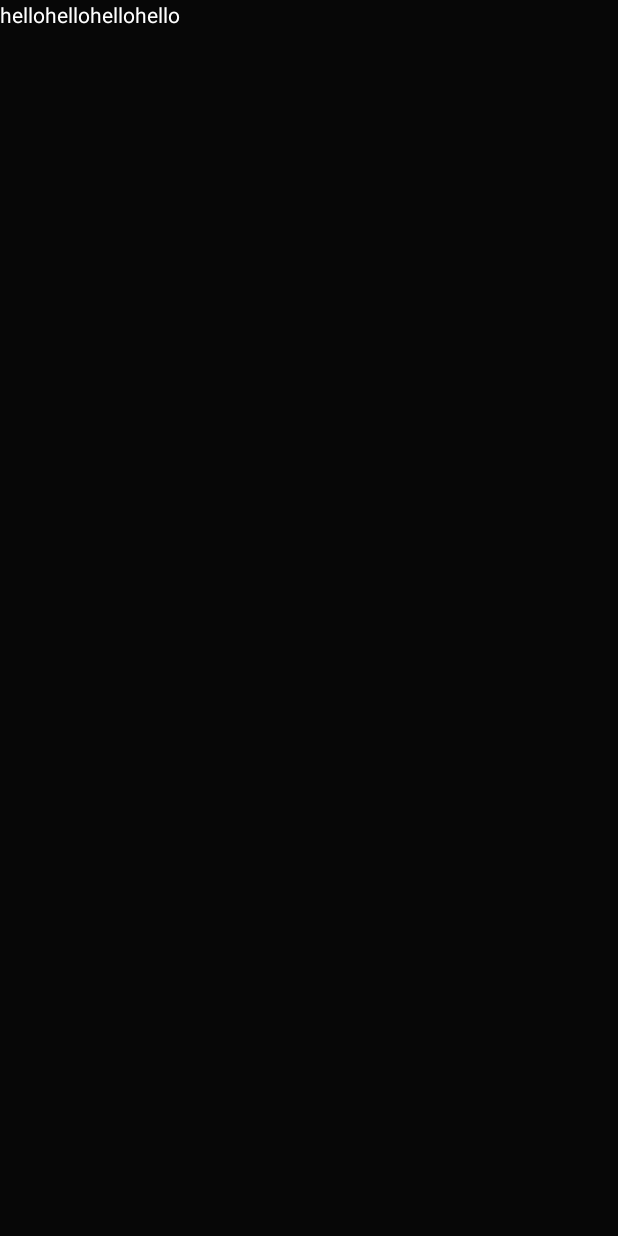
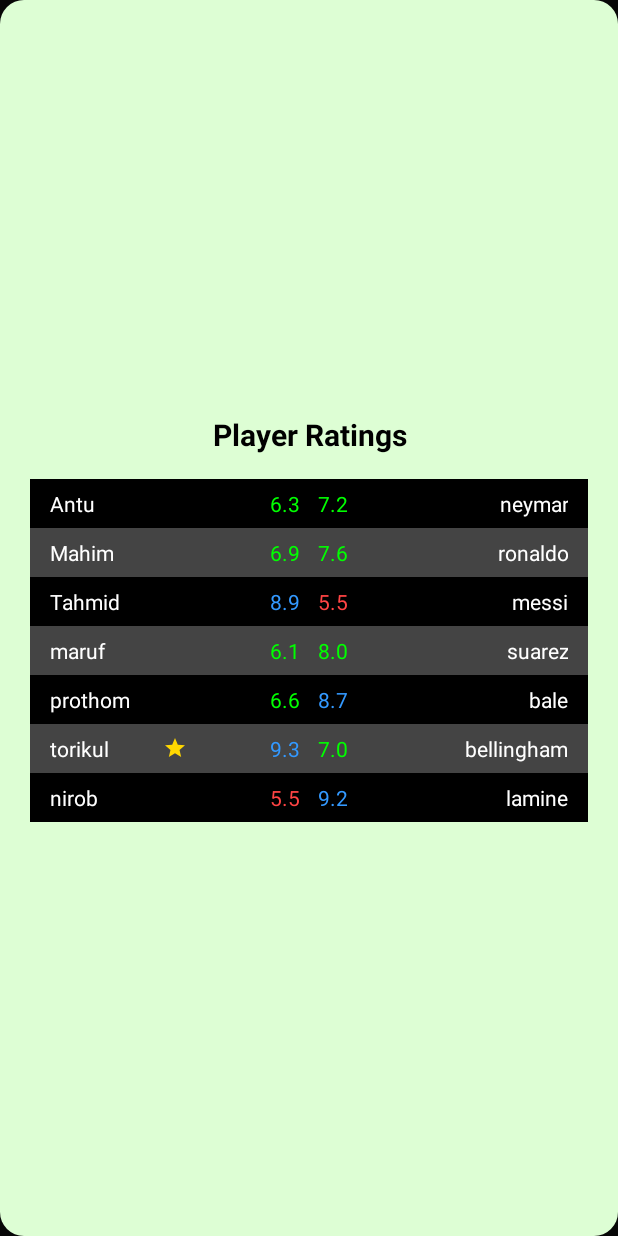
Before and after one commit to Mahim021/FootyFlick, an Android app: the player_stat screen opened directly, with no data from a screen before it, on a phone screen of 412 x 824 dp. Before the commit the screen is almost empty. Run offline under Robolectric (Android 15) with nearby library versions, the phone set to English and light mode, and no system bars.

Commit message:
player_stat finished

```diff
--- a/app/src/main/java/com/example/footyflick/match_finished.java
+++ b/app/src/main/java/com/example/footyflick/match_finished.java
@@ -2,13 +2,18 @@ package com.example.footyflick;
 
 import android.animation.AnimatorSet;
 import android.animation.ObjectAnimator;
+import android.content.Intent;
 import android.os.Bundle;
 import android.util.DisplayMetrics;
+import android.view.View;
 import android.view.animation.AccelerateDecelerateInterpolator;
+import android.widget.Button;
 import android.widget.FrameLayout;
 import android.widget.LinearLayout;
 
 import androidx.appcompat.app.AppCompatActivity;
+
+import com.google.android.material.button.MaterialButton;
 
 public class match_finished extends AppCompatActivity {
 
@@ -16,5 +21,11 @@ public class match_finished extends AppCompatActivity {
     protected void onCreate(Bundle savedInstanceState) {
         super.onCreate(savedInstanceState);
         setContentView(R.layout.match_finished);
+
+        MaterialButton playerStatButton = findViewById(R.id.player_stat_button);
+        playerStatButton.setOnClickListener(v -> {
+            Intent intent = new Intent(match_finished.this, player_stat.class);
+            startActivity(intent);
+        });
     }
 }
--- a/app/src/main/java/com/example/footyflick/player_stat.java
+++ b/app/src/main/java/com/example/footyflick/player_stat.java
@@ -1,24 +1,177 @@
 package com.example.footyflick;
 
+import android.graphics.Color;
 import android.os.Bundle;
+import android.view.Gravity;
+import android.view.View;
+import android.widget.ImageView;
+import android.widget.LinearLayout;
+import android.widget.TextView;
 
-import androidx.activity.EdgeToEdge;
 import androidx.appcompat.app.AppCompatActivity;
-import androidx.core.graphics.Insets;
-import androidx.core.view.ViewCompat;
-import androidx.core.view.WindowInsetsCompat;
+
+import java.util.ArrayList;
+import java.util.HashMap;
 
 public class player_stat extends AppCompatActivity {
+
+    private HashMap<String, Float> ratingMap = new HashMap<>();
+    private float highestRating = 0.0f;
+    private boolean highestRatedIsFromTeamA = true;
 
     @Override
     protected void onCreate(Bundle savedInstanceState) {
         super.onCreate(savedInstanceState);
-        EdgeToEdge.enable(this);
         setContentView(R.layout.player_stat);
-        ViewCompat.setOnApplyWindowInsetsListener(findViewById(R.id.main), (v, insets) -> {
-            Insets systemBars = insets.getInsets(WindowInsetsCompat.Type.systemBars());
-            v.setPadding(systemBars.left, systemBars.top, systemBars.right, systemBars.bottom);
-            return insets;
-        });
+
+        LinearLayout container = findViewById(R.id.player_rating_container);
+
+        ArrayList<String> teamA = playerstore.teamAPlayers;
+        ArrayList<String> teamB = playerstore.teamBPlayers;
+
+        // Step 1: Calculate ratings and determine highest
+        for (String player : teamA) {
+            float rating = getSampleRating(player); // Replace with calculateRating()
+            ratingMap.put(player, rating);
+            if (rating > highestRating) {
+                highestRating = rating;
+                highestRatedIsFromTeamA = true;
+            }
+        }
+
+        for (String player : teamB) {
+            float rating = getSampleRating(player); // Replace with calculateRating()
+            ratingMap.put(player, rating);
+            if (rating > highestRating) {
+                highestRating = rating;
+                highestRatedIsFromTeamA = false;
+            }
+        }
+
+        int maxPlayers = Math.max(teamA.size(), teamB.size());
+
+        for (int i = 0; i < maxPlayers; i++) {
+            LinearLayout row = new LinearLayout(this);
+            row.setOrientation(LinearLayout.HORIZONTAL);
+            row.setPadding(20, 10, 20, 10);
+            row.setBaselineAligned(false);
+
+            // Alternate row background for readability
+            if (i % 2 == 0) {
+                row.setBackgroundColor(Color.BLACK);
+            } else {
+                row.setBackgroundColor(Color.DKGRAY);
+            }
+
+            // Common layout params for flexible items
+            LinearLayout.LayoutParams itemParams = new LinearLayout.LayoutParams(0, LinearLayout.LayoutParams.WRAP_CONTENT, 1);
+            itemParams.gravity = Gravity.CENTER_VERTICAL;
+
+            // ---------- TEAM A ----------
+            String nameA = i < teamA.size() ? teamA.get(i) : "";
+            float ratingA = ratingMap.getOrDefault(nameA, 0f);
+            boolean showStarA = (ratingA == highestRating && highestRatedIsFromTeamA);
+
+            // Name A
+            TextView nameAView = new TextView(this);
+            nameAView.setLayoutParams(itemParams);
+            nameAView.setText(nameA);
+            nameAView.setTextColor(getResources().getColor(R.color.white));
+            nameAView.setGravity(Gravity.START | Gravity.CENTER_VERTICAL);
+
+            // Star A
+            ImageView starA = new ImageView(this);
+            LinearLayout.LayoutParams starParamsA = new LinearLayout.LayoutParams(dpToPx(16), dpToPx(16));
+            starParamsA.setMargins(dpToPx(4), 0, dpToPx(4), 0);
+            starParamsA.gravity = Gravity.CENTER_VERTICAL;
+            starA.setLayoutParams(starParamsA);
+            starA.setImageResource(showStarA ? R.drawable.ic_star : android.R.color.transparent);
+
+            // Rating A
+            TextView ratingAView = new TextView(this);
+            ratingAView.setLayoutParams(itemParams);
+            ratingAView.setText(String.format("%.1f", ratingA));
+            ratingAView.setTextColor(getRatingColor(ratingA));
+            ratingAView.setGravity(Gravity.END | Gravity.CENTER_VERTICAL);
+
+            // ---------- SPACER ----------
+            View spacer = new View(this);
+            LinearLayout.LayoutParams spacerParams = new LinearLayout.LayoutParams(dpToPx(12), LinearLayout.LayoutParams.MATCH_PARENT);
+            spacer.setLayoutParams(spacerParams);
+
+            // ---------- TEAM B ----------
+            String nameB = i < teamB.size() ? teamB.get(i) : "";
+            float ratingB = ratingMap.getOrDefault(nameB, 0f);
+            boolean showStarB = (ratingB == highestRating && !highestRatedIsFromTeamA);
+
+            // Rating B
+            TextView ratingBView = new TextView(this);
+            ratingBView.setLayoutParams(itemParams);
+            ratingBView.setText(String.format("%.1f", ratingB));
+            ratingBView.setTextColor(getRatingColor(ratingB));
+            ratingBView.setGravity(Gravity.START | Gravity.CENTER_VERTICAL);
+
+            // Star B
+            ImageView starB = new ImageView(this);
+            LinearLayout.LayoutParams starParamsB = new LinearLayout.LayoutParams(dpToPx(16), dpToPx(16));
+            starParamsB.setMargins(dpToPx(4), 0, dpToPx(4), 0);
+            starParamsB.gravity = Gravity.CENTER_VERTICAL;
+            starB.setLayoutParams(starParamsB);
+            starB.setImageResource(showStarB ? R.drawable.ic_star : android.R.color.transparent);
+
+            // Name B
+            TextView nameBView = new TextView(this);
+            nameBView.setLayoutParams(itemParams);
+            nameBView.setText(nameB);
+            nameBView.setTextColor(getResources().getColor(R.color.white));
+            nameBView.setGravity(Gravity.END | Gravity.CENTER_VERTICAL);
+
+            // Add views to row
+            row.addView(nameAView);
+            row.addView(starA);
+            row.addView(ratingAView);
+            row.addView(spacer);
+            row.addView(ratingBView);
+            row.addView(starB);
+            row.addView(nameBView);
+
+            container.addView(row);
+        }
     }
+
+    // Sample rating (replace with real stat logic)
+    private float getSampleRating(String playerName) {
+        return (float) (Math.random() * 5 + 5); // 5.0 to 10.0
+    }
+
+    // Convert dp to px
+    private int dpToPx(int dp) {
+        float density = getResources().getDisplayMetrics().density;
+        return Math.round(dp * density);
+    }
+
+    // Color based on rating value
+    private int getRatingColor(float rating) {
+        if (rating >= 5.0f && rating <= 6.0f) {
+            return Color.parseColor("#FF4444"); // Bright red
+        } else if (rating > 6.0f && rating <= 8.5f) {
+            return Color.parseColor("#00FF00"); // Bright green
+        } else if (rating > 8.5f && rating <= 10.0f) {
+            return Color.parseColor("#3399FF"); // Bright blue
+        } else {
+            return Color.WHITE;
+        }
+    }
+
+    // Real logic (placeholder)
+    /*
+    private float calculateRating(String playerName) {
+        int goals = getGoals(playerName);
+        int assists = getAssists(playerName);
+        int shots = getShots(playerName);
+
+        float rating = goals * 2.0f + assists * 1.5f + shots * 0.5f;
+        return Math.min(10.0f, rating);
+    }
+    */
 }
--- /dev/null
+++ b/app/src/main/java/com/example/footyflick/playerstore.java
@@ -0,0 +1,9 @@
+package com.example.footyflick;
+
+import java.util.ArrayList;
+import java.util.Arrays;
+
+public class playerstore {
+    public static ArrayList<String> teamAPlayers = new ArrayList<>(Arrays.asList("Antu", "Mahim", "Tahmid", "maruf", "prothom", "torikul", "nirob"));
+    public static ArrayList<String> teamBPlayers = new ArrayList<>(Arrays.asList("neymar", "ronaldo", "messi", "suarez","bale","bellingham", "lamine"));
+}
--- a/app/src/main/java/com/example/footyflick/running_match_controller.java
+++ b/app/src/main/java/com/example/footyflick/running_match_controller.java
@@ -13,23 +13,19 @@ import android.widget.Spinner;
 import android.widget.TextView;
 import android.widget.Toast;
 
-import androidx.annotation.NonNull;
-import androidx.annotation.Nullable;
 import androidx.appcompat.app.AlertDialog;
 import androidx.appcompat.app.AppCompatActivity;
-import androidx.fragment.app.FragmentTransaction;
 
 import com.google.android.material.button.MaterialButton;
-
 
 public class running_match_controller extends AppCompatActivity {
 
     @Override
     protected void onCreate(Bundle savedInstanceState) {
         super.onCreate(savedInstanceState);
-        setContentView(R.layout.running_match); //  links the controller to XML
+        setContentView(R.layout.running_match);
 
-        MaterialButton nextEventBtn = findViewById(R.id.Next_Event_button); // your button ID
+        MaterialButton nextEventBtn = findViewById(R.id.Next_Event_button);
 
         nextEventBtn.setOnClickListener(v -> {
             View eventView = LayoutInflater.from(this).inflate(R.layout.popup_event_select, null);
@@ -40,7 +36,7 @@ public class running_match_controller extends AppCompatActivity {
             Spinner teamSpinner = eventView.findViewById(R.id.team_spinner);
             Button continueButton = eventView.findViewById(R.id.continue_button);
 
-            String[] events = {"Goal", "Shot on Target","offside","Save", "Foul", "Yellow Card", "Red Card"};
+            String[] events = {"Goal", "Shot on Target", "Offside", "Save", "Foul", "Yellow Card", "Red Card"};
             String[] teams = {"Team A", "Team B"};
 
             eventSpinner.setAdapter(new ArrayAdapter<>(this, android.R.layout.simple_spinner_dropdown_item, events));
@@ -51,7 +47,6 @@ public class running_match_controller extends AppCompatActivity {
                 String selectedTeam = teamSpinner.getSelectedItem().toString();
                 eventDialog.dismiss();
 
-                // Step 2: Open player selection
                 openPlayerPopup(selectedTeam, selectedEvent);
             });
         });
@@ -60,37 +55,20 @@ public class running_match_controller extends AppCompatActivity {
         Animation rotation = AnimationUtils.loadAnimation(this, R.anim.running_match_ball);
         rotatingBall.startAnimation(rotation);
 
-//        // EDITED START: Added onClick listener for end_match_button to open SingleHomePageFragment
-//        Button endMatchBtn = findViewById(R.id.end_match_button);
-//        endMatchBtn.setOnClickListener(v -> {
-//            // Open SingleHomePageFragment
-//            SingleHomePageFragment fragment = new SingleHomePageFragment();
-//            FragmentTransaction transaction = getSupportFragmentManager().beginTransaction();
-//            transaction.replace(android.R.id.content, fragment);  // replace current view with fragment
-//            transaction.addToBackStack(null); // optional: allow back navigation
-//            transaction.commit();
-//        });
-        // EDITED END
-
-
-
-        //this part comes when the end match button is pressed
-
         Button endMatchButton = findViewById(R.id.end_match_button);
         TextView team1ScoreView = findViewById(R.id.running_match_team_1_score);
         TextView team2ScoreView = findViewById(R.id.running_match_team_2_score);
 
-// Get the score values as integers
-        int scoreA = Integer.parseInt(team1ScoreView.getText().toString());
-        int scoreB = Integer.parseInt(team2ScoreView.getText().toString());
+        endMatchButton.setOnClickListener(v -> {
+            int scoreA = Integer.parseInt(team1ScoreView.getText().toString());
+            int scoreB = Integer.parseInt(team2ScoreView.getText().toString());
 
-        endMatchButton.setOnClickListener(v -> {
             new AlertDialog.Builder(running_match_controller.this)
                     .setTitle("End Match")
                     .setMessage("Are you sure you want to end the match?")
                     .setPositiveButton("Yes", (dialog, which) -> {
                         Intent intent = new Intent(running_match_controller.this, match_finished.class);
-                        intent.putExtra("scoreTeamA", scoreA); // pass actual score
+                        intent.putExtra("scoreTeamA", scoreA);
                         intent.putExtra("scoreTeamB", scoreB);
                         startActivity(intent);
                         overridePendingTransition(android.R.anim.fade_in, android.R.anim.fade_out);
@@ -109,25 +87,18 @@ public class running_match_controller extends AppCompatActivity {
         Spinner playerSpinner = playerView.findViewById(R.id.player_spinner);
         Button confirmButton = playerView.findViewById(R.id.confirm_button);
 
-        // Replace with your real player lists
-        String[] teamAPlayers = {"Antu", "Mahim", "Tahmid"};
-        String[] teamBPlayers = {"neymar", "ronaldo", "messi"};
+        String[] players = team.equals("Team A") ?
+                playerstore.teamAPlayers.toArray(new String[0]) :
+                playerstore.teamBPlayers.toArray(new String[0]);
 
-        String[] players = team.equals("Team A") ? teamAPlayers : teamBPlayers;
         prompt.setText("Select player for " + event.toLowerCase());
-
         playerSpinner.setAdapter(new ArrayAdapter<>(this, android.R.layout.simple_spinner_dropdown_item, players));
 
         confirmButton.setOnClickListener(v -> {
             String selectedPlayer = playerSpinner.getSelectedItem().toString();
             playerDialog.dismiss();
 
-            // You can now handle the event with:
-            // selectedTeam, selectedEvent, selectedPlayer
             Toast.makeText(this, event + " by " + selectedPlayer + " (" + team + ")", Toast.LENGTH_SHORT).show();
         });
     }
-
-
-
 }
--- a/app/src/main/res/anim/running_match_ball.xml
+++ b/app/src/main/res/anim/running_match_ball.xml
@@ -1,8 +1,8 @@
 <set xmlns:android="http://schemas.android.com/apk/res/android"
     android:interpolator="@android:anim/bounce_interpolator">
     <translate
-        android:fromYDelta="0"
-        android:toYDelta="350"
+        android:fromYDelta="0%"
+        android:toYDelta="370%"
         android:duration="1500"
         android:repeatCount="infinite"
         android:repeatMode="reverse"/>
--- /dev/null
+++ b/app/src/main/res/drawable/ic_star.xml
@@ -0,0 +1,10 @@
+<?xml version="1.0" encoding="utf-8"?>
+<vector xmlns:android="http://schemas.android.com/apk/res/android"
+    android:width="24dp"
+    android:height="24dp"
+    android:viewportWidth="24"
+    android:viewportHeight="24">
+    <path
+        android:fillColor="#FFD700"
+        android:pathData="M12,17.27L18.18,21L16.54,13.97L22,9.24L14.81,8.63L12,2L9.19,8.63L2,9.24L7.46,13.97L5.82,21L12,17.27Z"/>
+</vector>
--- a/app/src/main/res/layout/match_finished.xml
+++ b/app/src/main/res/layout/match_finished.xml
@@ -64,7 +64,8 @@
             android:layout_height="wrap_content"
             android:layout_marginTop="20dp"
             android:text="Full Time"
-            android:textStyle="bold"/>
+            android:textStyle="bold"
+            android:textColor="@color/black"/>
 
         <!-- Team B block -->
         <LinearLayout
@@ -112,18 +113,21 @@
          android:gravity="center">
 
          <com.google.android.material.button.MaterialButton
+             android:id="@+id/player_stat_button"
              android:layout_width="wrap_content"
              android:layout_height="wrap_content"
              android:text="player stats"
+             android:textColor="@color/white"
              android:layout_marginRight="20dp"
-             android:backgroundTint="#353456"
+             android:backgroundTint="#284749"
              />
          <com.google.android.material.button.MaterialButton
              android:layout_width="wrap_content"
              android:layout_height="wrap_content"
              android:text="goto home"
+             android:textColor="@color/white"
              android:layout_marginLeft="10dp"
-             android:backgroundTint="#847459"
+             android:backgroundTint="#284749"
              />
 
      </LinearLayout>
--- a/app/src/main/res/layout/player_stat.xml
+++ b/app/src/main/res/layout/player_stat.xml
@@ -1,72 +1,44 @@
 <?xml version="1.0" encoding="utf-8"?>
-<androidx.constraintlayout.widget.ConstraintLayout xmlns:android="http://schemas.android.com/apk/res/android"
-    xmlns:app="http://schemas.android.com/apk/res-auto"
+<ScrollView xmlns:android="http://schemas.android.com/apk/res/android"
     xmlns:tools="http://schemas.android.com/tools"
-    android:id="@+id/main"
     android:layout_width="match_parent"
     android:layout_height="match_parent"
-    tools:context=".player_stat">
+    android:padding="20dp"
+    tools:context=".player_stat"
+    android:background="@drawable/rounded_edge_and_color"
+    >
 
-    <ScrollView
+    <LinearLayout
+
         android:layout_width="match_parent"
-        android:layout_height="match_parent"
+        android:layout_height="wrap_content"
+        android:orientation="vertical"
+        android:layout_gravity="center"
         >
 
+        <TextView
+            android:layout_width="match_parent"
+            android:layout_height="wrap_content"
+            android:text="Player Ratings"
+            android:textSize="20sp"
+            android:textStyle="bold"
+            android:gravity="center"
+            android:textColor="@color/black"
+            android:layout_marginBottom="16dp" />
+
         <LinearLayout
+            android:id="@+id/player_rating_container"
             android:layout_width="match_parent"
-            android:layout_height="match_parent"
-            android:orientation="horizontal">
+            android:layout_height="wrap_content"
+            android:backgroundTint="@color/black"
+            android:background="@drawable/rounded_edge"
+            android:orientation="vertical">
 
-            <LinearLayout
-                android:layout_width="wrap_content"
-                android:layout_height="match_parent"
-                android:orientation="vertical">
-
-                <TextView
-                    android:layout_width="wrap_content"
-                    android:layout_height="wrap_content"
-                    android:text="hello"
-                    android:textColor="@color/white"/>
-
-            </LinearLayout>
-            <LinearLayout
-                android:layout_width="wrap_content"
-                android:layout_height="match_parent"
-                android:orientation="vertical">
-
-                <TextView
-                    android:layout_width="wrap_content"
-                    android:layout_height="wrap_content"
-                    android:text="hello"
-                    android:textColor="@color/white"/>
-
-            </LinearLayout>
-            <LinearLayout
-                android:layout_width="wrap_content"
-                android:layout_height="match_parent"
-                android:orientation="vertical">
-
-                <TextView
-                    android:layout_width="wrap_content"
-                    android:layout_height="wrap_content"
-                    android:text="hello"
-                    android:textColor="@color/white"/>
-
-            </LinearLayout>
-            <LinearLayout
-                android:layout_width="wrap_content"
-                android:layout_height="match_parent"
-                android:orientation="vertical">
-
-                <TextView
-                    android:layout_width="wrap_content"
-                    android:layout_height="wrap_content"
-                    android:text="hello"
-                    android:textColor="@color/white"/>
-
-            </LinearLayout>
+            <!-- Dynamic rows will be added here from Java -->
 
         </LinearLayout>
-    </ScrollView>
 
-</androidx.constraintlayout.widget.ConstraintLayout>
+
+    </LinearLayout>
+
+</ScrollView>
```
